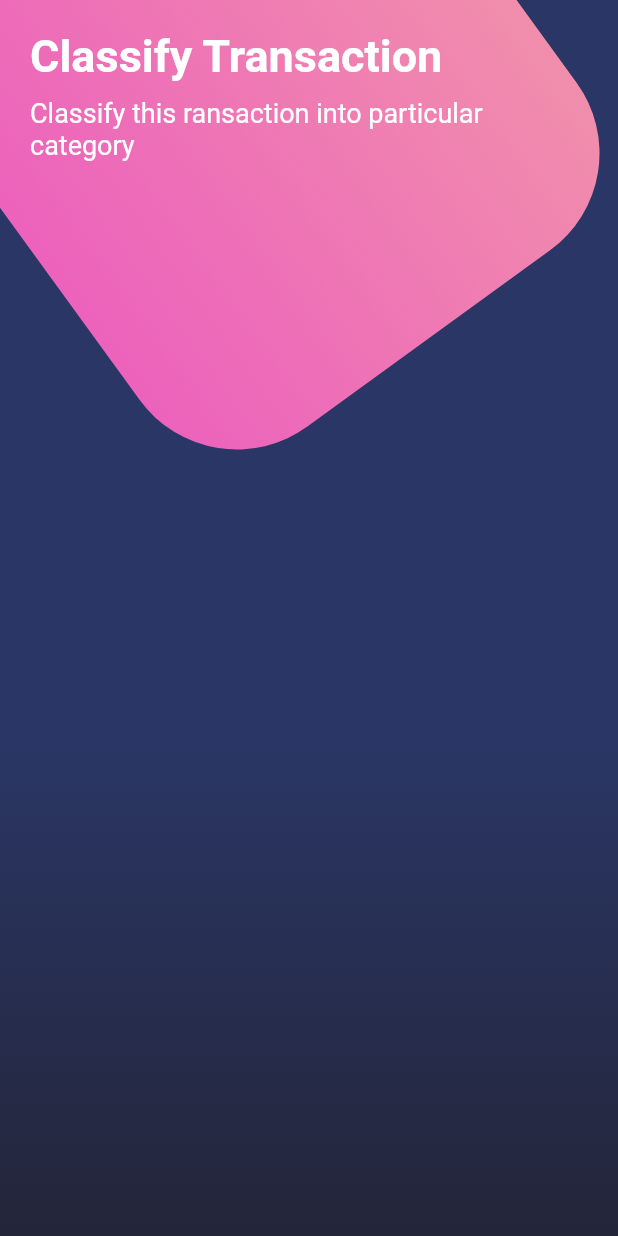
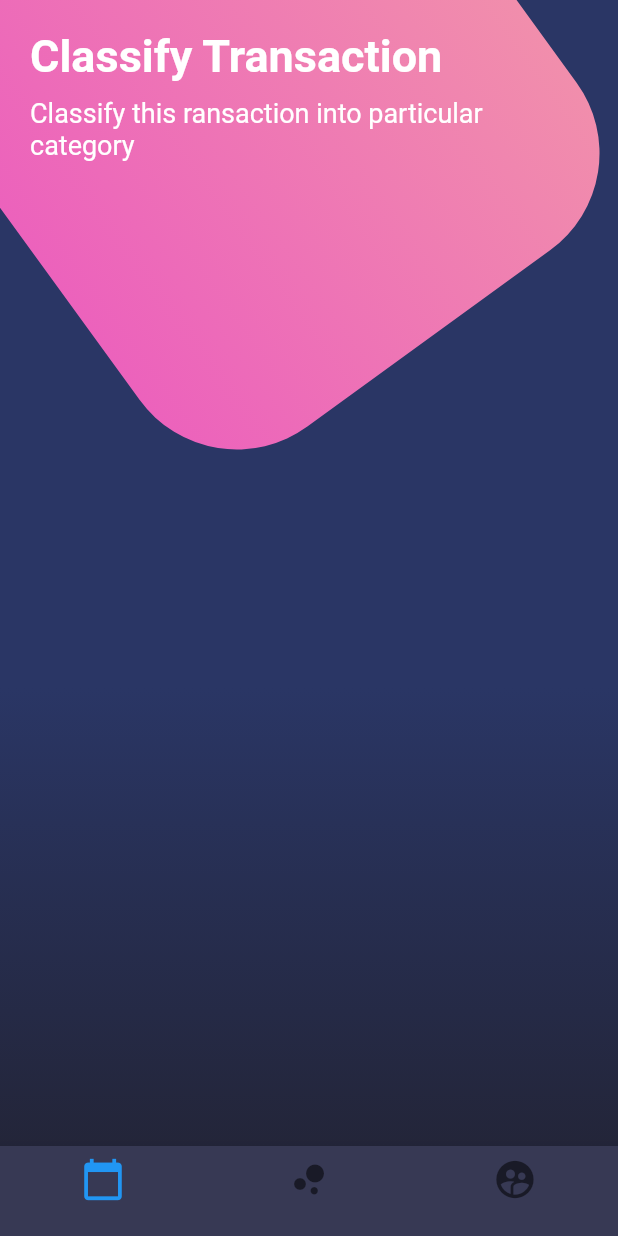
Before and after one commit to guillermoherrera/flutter_diseno_seccion_8, a Flutter app: the screen it shows after launch, on a phone screen of 412 x 824 dp. Run offline on Flutter 3.47's test engine with Material 2 defaults, Android fonts, the phone set to English and light mode, and no system bars.

Commit message:
botones 3
bottomnavigationbar y Theme

```diff
--- a/lib/src/pages/botones_page.dart
+++ b/lib/src/pages/botones_page.dart
@@ -18,6 +18,33 @@ class BotonesPage extends StatelessWidget {
           )
         ],
       ),
+      bottomNavigationBar: _bottomNavigationBar(context)
+    );
+  }
+
+  Widget _bottomNavigationBar(BuildContext context){
+    return Theme(
+      data: Theme.of(context).copyWith(
+        canvasColor: Color.fromRGBO(55, 57, 84, 1.0),
+        primaryColor: Colors.pinkAccent,
+        textTheme: Theme.of(context).textTheme.copyWith(caption: TextStyle(color: Color.fromRGBO(116, 117, 152, 1.0)))
+      ),
+      child: BottomNavigationBar(
+        items: [
+          BottomNavigationBarItem(
+            icon: Icon(Icons.calendar_today, size: 30.0,),
+            title: Container()
+          ),
+          BottomNavigationBarItem(
+            icon: Icon(Icons.bubble_chart, size: 30.0,),
+            title: Container()
+          ),
+          BottomNavigationBarItem(
+            icon: Icon(Icons.supervised_user_circle, size: 30.0,),
+            title: Container()
+          ),
+        ]
+      )
     );
   }
 
```
